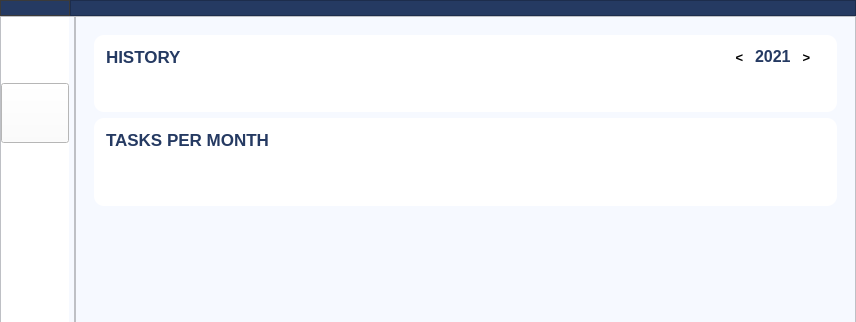
Before: the Qt Designer form main_gui.ui in Linda-Stadter/daily-tasks, drawn with Qt 5; both pictures show x 0 to 856 and y 0 to 322 of the 856 by 593 pixel window.
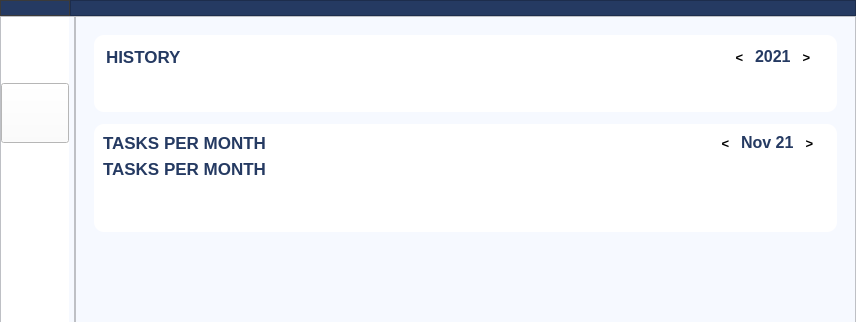
After: the same form once the commit is applied. Icons and pictures are not drawn.

Commit message: button for changing plots

Diff of the .ui file:
```diff
--- a/main_gui.ui
+++ b/main_gui.ui
@@ -1331,6 +1331,9 @@
             </widget>
             <widget class="QWidget" name="page_statistics">
              <layout class="QVBoxLayout" name="verticalLayout_16">
+              <property name="spacing">
+               <number>12</number>
+              </property>
               <item>
                <widget class="QWidget" name="history" native="true">
                 <property name="sizePolicy">
@@ -1685,18 +1688,328 @@
 border-radius: 10px;</string>
                 </property>
                 <layout class="QVBoxLayout" name="verticalLayout_12">
-                 <property name="leftMargin">
-                  <number>12</number>
-                 </property>
-                 <property name="topMargin">
-                  <number>12</number>
-                 </property>
-                 <property name="rightMargin">
-                  <number>12</number>
-                 </property>
-                 <property name="bottomMargin">
-                  <number>12</number>
-                 </property>
+                 <item>
+                  <layout class="QHBoxLayout" name="horizontalLayout_6">
+                   <item>
+                    <widget class="QLabel" name="history_label_3">
+                     <property name="sizePolicy">
+                      <sizepolicy hsizetype="Fixed" vsizetype="Fixed">
+                       <horstretch>0</horstretch>
+                       <verstretch>0</verstretch>
+                      </sizepolicy>
+                     </property>
+                     <property name="palette">
+                      <palette>
+                       <active>
+                        <colorrole role="Button">
+                         <brush brushstyle="SolidPattern">
+                          <color alpha="255">
+                           <red>255</red>
+                           <green>255</green>
+                           <blue>255</blue>
+                          </color>
+                         </brush>
+                        </colorrole>
+                        <colorrole role="Base">
+                         <brush brushstyle="SolidPattern">
+                          <color alpha="255">
+                           <red>255</red>
+                           <green>255</green>
+                           <blue>255</blue>
+                          </color>
+                         </brush>
+                        </colorrole>
+                        <colorrole role="Window">
+                         <brush brushstyle="SolidPattern">
+                          <color alpha="255">
+                           <red>255</red>
+                           <green>255</green>
+                           <blue>255</blue>
+                          </color>
+                         </brush>
+                        </colorrole>
+                       </active>
+                       <inactive>
+                        <colorrole role="Button">
+                         <brush brushstyle="SolidPattern">
+                          <color alpha="255">
+                           <red>255</red>
+                           <green>255</green>
+                           <blue>255</blue>
+                          </color>
+                         </brush>
+                        </colorrole>
+                        <colorrole role="Base">
+                         <brush brushstyle="SolidPattern">
+                          <color alpha="255">
+                           <red>255</red>
+                           <green>255</green>
+                           <blue>255</blue>
+                          </color>
+                         </brush>
+                        </colorrole>
+                        <colorrole role="Window">
+                         <brush brushstyle="SolidPattern">
+                          <color alpha="255">
+                           <red>255</red>
+                           <green>255</green>
+                           <blue>255</blue>
+                          </color>
+                         </brush>
+                        </colorrole>
+                       </inactive>
+                       <disabled>
+                        <colorrole role="Button">
+                         <brush brushstyle="SolidPattern">
+                          <color alpha="255">
+                           <red>255</red>
+                           <green>255</green>
+                           <blue>255</blue>
+                          </color>
+                         </brush>
+                        </colorrole>
+                        <colorrole role="Base">
+                         <brush brushstyle="SolidPattern">
+                          <color alpha="255">
+                           <red>255</red>
+                           <green>255</green>
+                           <blue>255</blue>
+                          </color>
+                         </brush>
+                        </colorrole>
+                        <colorrole role="Window">
+                         <brush brushstyle="SolidPattern">
+                          <color alpha="255">
+                           <red>255</red>
+                           <green>255</green>
+                           <blue>255</blue>
+                          </color>
+                         </brush>
+                        </colorrole>
+                       </disabled>
+                      </palette>
+                     </property>
+                     <property name="font">
+                      <font>
+                       <family>Nirmala UI</family>
+                       <pointsize>13</pointsize>
+                       <weight>75</weight>
+                       <bold>true</bold>
+                      </font>
+                     </property>
+                     <property name="text">
+                      <string>&lt;html&gt;&lt;head/&gt;&lt;body&gt;&lt;p&gt;&lt;span style=&quot; color:#253a62;&quot;&gt;TASKS PER MONTH&lt;/span&gt;&lt;/p&gt;&lt;/body&gt;&lt;/html&gt;</string>
+                     </property>
+                    </widget>
+                   </item>
+                   <item>
+                    <widget class="QWidget" name="widget_6" native="true">
+                     <property name="sizePolicy">
+                      <sizepolicy hsizetype="Preferred" vsizetype="Preferred">
+                       <horstretch>0</horstretch>
+                       <verstretch>0</verstretch>
+                      </sizepolicy>
+                     </property>
+                     <layout class="QHBoxLayout" name="horizontalLayout_10">
+                      <property name="topMargin">
+                       <number>0</number>
+                      </property>
+                      <property name="bottomMargin">
+                       <number>0</number>
+                      </property>
+                      <item>
+                       <spacer name="horizontalSpacer_6">
+                        <property name="orientation">
+                         <enum>Qt::Horizontal</enum>
+                        </property>
+                        <property name="sizeHint" stdset="0">
+                         <size>
+                          <width>40</width>
+                          <height>20</height>
+                         </size>
+                        </property>
+                       </spacer>
+                      </item>
+                      <item>
+                       <widget class="QToolButton" name="button_last_month_2">
+                        <property name="font">
+                         <font>
+                          <family>Nirmala UI</family>
+                          <pointsize>10</pointsize>
+                          <weight>75</weight>
+                          <bold>true</bold>
+                         </font>
+                        </property>
+                        <property name="text">
+                         <string>&lt;</string>
+                        </property>
+                       </widget>
+                      </item>
+                      <item>
+                       <widget class="QLabel" name="month_label_2">
+                        <property name="sizePolicy">
+                         <sizepolicy hsizetype="Fixed" vsizetype="Fixed">
+                          <horstretch>0</horstretch>
+                          <verstretch>0</verstretch>
+                         </sizepolicy>
+                        </property>
+                        <property name="palette">
+                         <palette>
+                          <active>
+                           <colorrole role="WindowText">
+                            <brush brushstyle="SolidPattern">
+                             <color alpha="255">
+                              <red>37</red>
+                              <green>58</green>
+                              <blue>98</blue>
+                             </color>
+                            </brush>
+                           </colorrole>
+                           <colorrole role="Button">
+                            <brush brushstyle="SolidPattern">
+                             <color alpha="255">
+                              <red>255</red>
+                              <green>255</green>
+                              <blue>255</blue>
+                             </color>
+                            </brush>
+                           </colorrole>
+                           <colorrole role="Base">
+                            <brush brushstyle="SolidPattern">
+                             <color alpha="255">
+                              <red>255</red>
+                              <green>255</green>
+                              <blue>255</blue>
+                             </color>
+                            </brush>
+                           </colorrole>
+                           <colorrole role="Window">
+                            <brush brushstyle="SolidPattern">
+                             <color alpha="255">
+                              <red>255</red>
+                              <green>255</green>
+                              <blue>255</blue>
+                             </color>
+                            </brush>
+                           </colorrole>
+                          </active>
+                          <inactive>
+                           <colorrole role="WindowText">
+                            <brush brushstyle="SolidPattern">
+                             <color alpha="255">
+                              <red>37</red>
+                              <green>58</green>
+                              <blue>98</blue>
+                             </color>
+                            </brush>
+                           </colorrole>
+                           <colorrole role="Button">
+                            <brush brushstyle="SolidPattern">
+                             <color alpha="255">
+                              <red>255</red>
+                              <green>255</green>
+                              <blue>255</blue>
+                             </color>
+                            </brush>
+                           </colorrole>
+                           <colorrole role="Base">
+                            <brush brushstyle="SolidPattern">
+                             <color alpha="255">
+                              <red>255</red>
+                              <green>255</green>
+                              <blue>255</blue>
+                             </color>
+                            </brush>
+                           </colorrole>
+                           <colorrole role="Window">
+                            <brush brushstyle="SolidPattern">
+                             <color alpha="255">
+                              <red>255</red>
+                              <green>255</green>
+                              <blue>255</blue>
+                             </color>
+                            </brush>
+                           </colorrole>
+                          </inactive>
+                          <disabled>
+                           <colorrole role="WindowText">
+                            <brush brushstyle="SolidPattern">
+                             <color alpha="255">
+                              <red>120</red>
+                              <green>120</green>
+                              <blue>120</blue>
+                             </color>
+                            </brush>
+                           </colorrole>
+                           <colorrole role="Button">
+                            <brush brushstyle="SolidPattern">
+                             <color alpha="255">
+                              <red>255</red>
+                              <green>255</green>
+                              <blue>255</blue>
+                             </color>
+                            </brush>
+                           </colorrole>
+                           <colorrole role="Base">
+                            <brush brushstyle="SolidPattern">
+                             <color alpha="255">
+                              <red>255</red>
+                              <green>255</green>
+                              <blue>255</blue>
+                             </color>
+                            </brush>
+                           </colorrole>
+                           <colorrole role="Window">
+                            <brush brushstyle="SolidPattern">
+                             <color alpha="255">
+                              <red>255</red>
+                              <green>255</green>
+                              <blue>255</blue>
+                             </color>
+                            </brush>
+                           </colorrole>
+                          </disabled>
+                         </palette>
+                        </property>
+                        <property name="font">
+                         <font>
+                          <family>Nirmala UI</family>
+                          <pointsize>12</pointsize>
+                          <weight>75</weight>
+                          <bold>true</bold>
+                         </font>
+                        </property>
+                        <property name="text">
+                         <string>&lt;html&gt;&lt;head/&gt;&lt;body&gt;&lt;p&gt;&lt;span style=&quot; color:#253a62;&quot;&gt;Nov 21&lt;/span&gt;&lt;/p&gt;&lt;/body&gt;&lt;/html&gt;</string>
+                        </property>
+                        <property name="scaledContents">
+                         <bool>false</bool>
+                        </property>
+                        <property name="margin">
+                         <number>5</number>
+                        </property>
+                       </widget>
+                      </item>
+                      <item>
+                       <widget class="QToolButton" name="button_next_month_2">
+                        <property name="font">
+                         <font>
+                          <family>Nirmala UI</family>
+                          <pointsize>10</pointsize>
+                          <weight>75</weight>
+                          <bold>true</bold>
+                         </font>
+                        </property>
+                        <property name="text">
+                         <string>&gt;</string>
+                        </property>
+                       </widget>
+                      </item>
+                     </layout>
+                    </widget>
+                   </item>
+                  </layout>
+                 </item>
                  <item>
                   <widget class="QLabel" name="history_label_2">
                    <property name="sizePolicy">
```
The commit also changes 2 other files.
